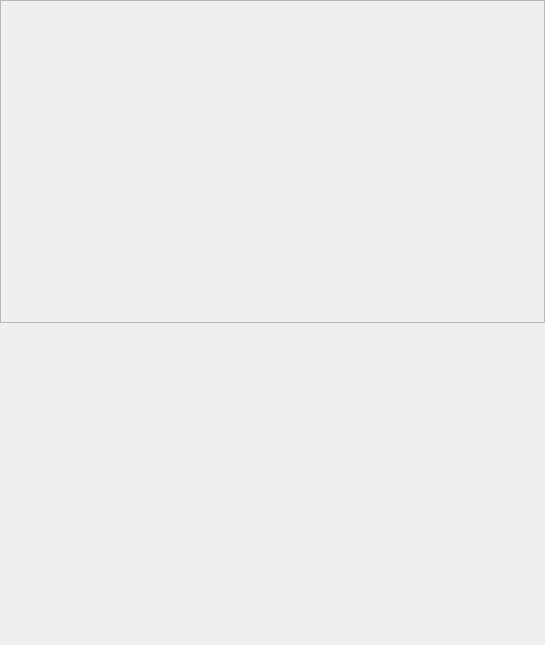
The window that src/prism/main/channels/Chat/PLSChatDialog.ui (naver/prism-live-studio) describes before a commit, drawn with Qt 5.
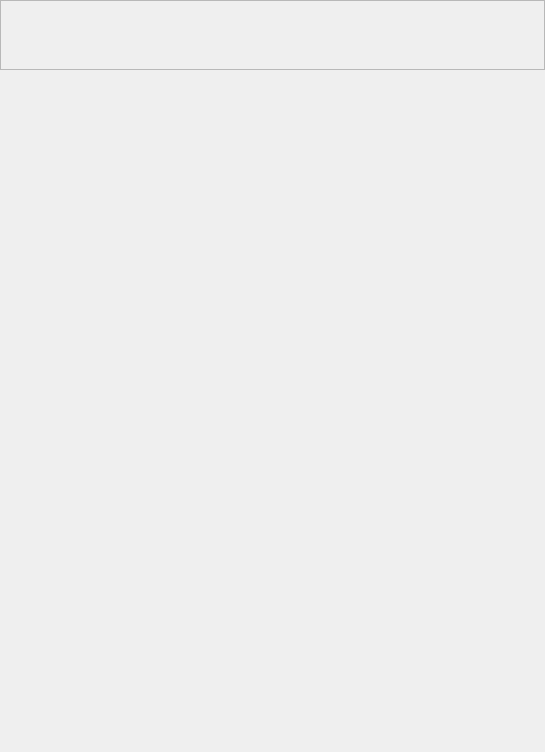
The same window after the commit.

What changed in the file:
```diff
--- a/src/prism/main/channels/Chat/PLSChatDialog.ui
+++ b/src/prism/main/channels/Chat/PLSChatDialog.ui
@@ -7,13 +7,13 @@
     <x>0</x>
     <y>0</y>
     <width>545</width>
-    <height>645</height>
+    <height>752</height>
    </rect>
   </property>
   <property name="windowTitle">
    <string>Dialog</string>
   </property>
-  <layout class="QVBoxLayout" name="verticalLayout">
+  <layout class="QVBoxLayout" name="verticalLayout" stretch="0,1">
    <property name="spacing">
     <number>0</number>
    </property>
@@ -60,7 +60,7 @@
              <x>0</x>
              <y>0</y>
              <width>541</width>
-             <height>309</height>
+             <height>85</height>
             </rect>
            </property>
            <layout class="QHBoxLayout" name="horizontalLayout">
```
